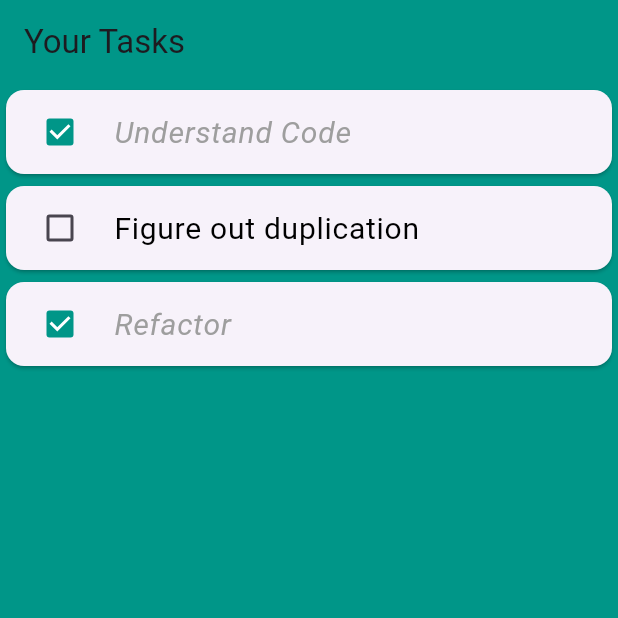
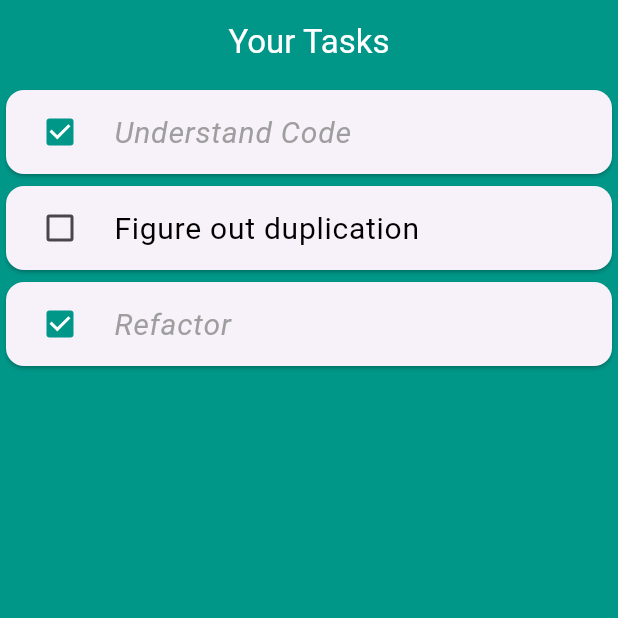
Before and after one commit to jaguardado123/flutter_hw_5, a Flutter app: the screen it shows after launch, on a phone screen of 412 x 824 dp, the top half of it. Run offline on Flutter 3.47's test engine with Material 3 defaults, Android fonts, the phone set to English and light mode, and no system bars.

Commit message:
Updated code layout & fixed docker error

```diff
--- a/lib/main.dart
+++ b/lib/main.dart
@@ -1,23 +1,7 @@
 import 'package:flutter/material.dart';
 
 void main() {
-  runApp(const MyApp());
-}
-
-class MyApp extends StatelessWidget {
-  const MyApp({super.key});
-
-  @override
-  Widget build(BuildContext context) {
-    return MaterialApp(
-      title: 'Flutter Demo',
-      theme: ThemeData(
-        primarySwatch: Colors.blue,
-        visualDensity: VisualDensity.adaptivePlatformDensity,
-      ),
-      home: const MyHomePage(),
-    );
-  }
+  runApp(const MyHomePage());
 }
 
 class MyHomePage extends StatefulWidget {
@@ -28,7 +12,6 @@ class MyHomePage extends StatefulWidget {
 }
 
 class _MyHomePageState extends State<MyHomePage> {
-
   List<String> taskTitles = [
     'Understand Code',
     'Figure out duplication',
@@ -49,10 +32,16 @@ class _MyHomePageState extends State<MyHomePage> {
 
   @override
   Widget build(BuildContext context) {
-    return Scaffold(
+    return MaterialApp(
+        home: Scaffold(
       appBar: AppBar(
         backgroundColor: Colors.teal,
-        title: const Text('Your Tasks'),
+        centerTitle: true,
+        title: const Text(
+          'Your Tasks',
+          style: TextStyle(color: Colors.white),
+          textAlign: TextAlign.center,
+        ),
       ),
       body: Container(
         color: Colors.teal,
@@ -118,6 +107,8 @@ class _MyHomePageState extends State<MyHomePage> {
           ),
         ]),
       ),
-    );
+    ));
   }
 }
+
+// CREATE STATEFUL WIDGET CLASS Task HERE.
```
Also changed, not shown: 1 other file.
